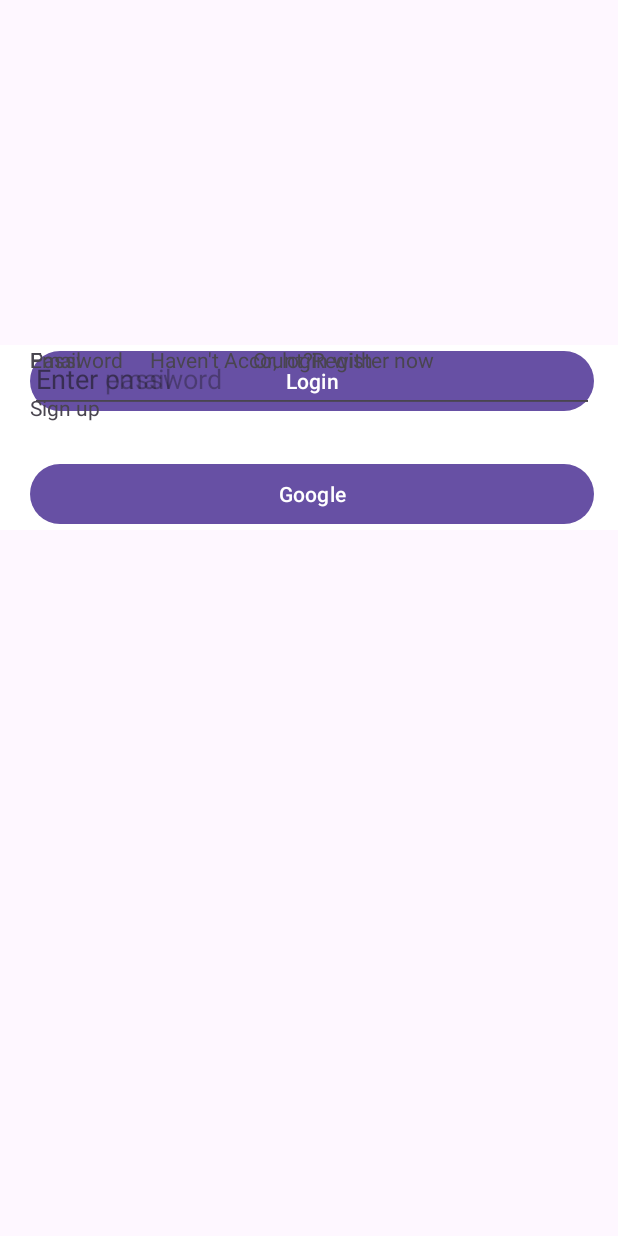
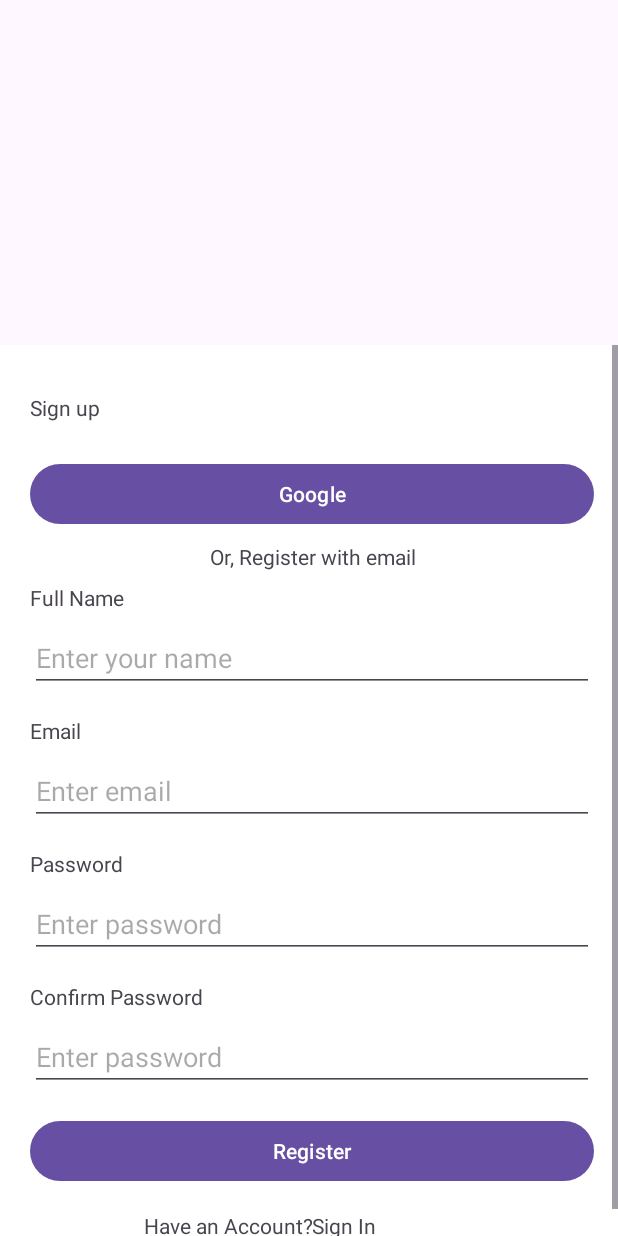
Before and after one commit to JoeTP/Cheffy, an Android app: the RegisterFragment screen opened through its navigation route, on a phone screen of 412 x 824 dp. Run offline under Robolectric (Android 15) with nearby library versions, the phone set to English and light mode, and no system bars.

Commit message:
fixed login and register fragments (scrollable)

```diff
--- a/app/src/main/res/layout/fragment_register.xml
+++ b/app/src/main/res/layout/fragment_register.xml
@@ -1,5 +1,4 @@
 <?xml version="1.0" encoding="utf-8"?>
-
 
 
 <androidx.constraintlayout.widget.ConstraintLayout xmlns:android="http://schemas.android.com/apk/res/android"
@@ -32,139 +31,170 @@
         <androidx.constraintlayout.widget.ConstraintLayout
             android:layout_width="match_parent"
             android:layout_height="wrap_content"
-            android:background="@color/white">
+            android:background="@color/white"
+            android:paddingBottom="16dp">
 
-            <EditText
-                android:id="@+id/etEmail3"
+            <TextView
+                android:id="@+id/tvLogin"
                 android:layout_width="0dp"
                 android:layout_height="wrap_content"
-                android:ems="10"
-                android:hint="Enter your name"
-                android:inputType="text"
+                android:layout_marginTop="32dp"
+                android:text="@string/sign_up"
                 app:layout_constraintEnd_toStartOf="@+id/guideline3"
                 app:layout_constraintStart_toStartOf="@+id/guideline4"
-                tools:layout_editor_absoluteY="187dp" />
-
-            <TextView
-                android:id="@+id/tvEmail3"
-                android:layout_width="0dp"
-                android:layout_height="wrap_content"
-                android:text="Full Name"
-                app:layout_constraintEnd_toStartOf="@+id/guideline3"
-                app:layout_constraintStart_toStartOf="@+id/guideline4"
-                tools:layout_editor_absoluteY="159dp" />
-
-            <com.google.android.material.button.MaterialButton
-                android:id="@+id/btnLogin"
-                android:layout_width="0dp"
-                android:layout_height="wrap_content"
-                android:text="Login"
-                app:layout_constraintEnd_toStartOf="@+id/guideline3"
-                app:layout_constraintStart_toStartOf="@+id/guideline4"
-
-                tools:layout_editor_absoluteX="16dp"
-                tools:layout_editor_absoluteY="424dp" />
+                app:layout_constraintTop_toTopOf="parent"
+                />
 
             <com.google.android.material.button.MaterialButton
                 android:id="@+id/btnLoginGoogle"
                 android:layout_width="0dp"
                 android:layout_height="wrap_content"
                 android:layout_marginTop="24dp"
-                android:text="Google"
+                android:text="@string/google"
                 app:layout_constraintEnd_toStartOf="@+id/guideline3"
                 app:layout_constraintStart_toStartOf="@+id/guideline4"
-                app:layout_constraintTop_toBottomOf="@+id/tvLogin" />
+                app:layout_constraintTop_toBottomOf="@+id/tvLogin"/>
 
             <TextView
                 android:id="@+id/textView8"
                 android:layout_width="0dp"
                 android:layout_height="wrap_content"
-                android:text="Or, login with"
+                android:layout_marginTop="8dp"
+                android:text="@string/or_register_with_email"
                 android:textAlignment="center"
                 app:layout_constraintEnd_toStartOf="@+id/guideline3"
                 app:layout_constraintStart_toStartOf="@+id/guideline4"
-                tools:layout_editor_absoluteY="132dp" />
+                app:layout_constraintTop_toBottomOf="@+id/btnLoginGoogle" />
 
             <TextView
-                android:id="@+id/tvLogin"
+                android:id="@+id/tvEmail3"
                 android:layout_width="0dp"
                 android:layout_height="wrap_content"
-                android:layout_marginTop="32dp"
-                android:text="Sign up"
+                android:layout_marginTop="8dp"
+                android:text="@string/full_name"
                 app:layout_constraintEnd_toStartOf="@+id/guideline3"
                 app:layout_constraintStart_toStartOf="@+id/guideline4"
-                app:layout_constraintTop_toTopOf="parent" />
+                app:layout_constraintTop_toBottomOf="@+id/textView8" />
+
+            <EditText
+                android:id="@+id/etEmail3"
+                android:layout_width="0dp"
+                android:layout_height="wrap_content"
+                android:layout_marginTop="8dp"
+                android:ems="10"
+                android:hint="@string/enter_your_name"
+                android:inputType="text"
+                app:layout_constraintEnd_toStartOf="@+id/guideline3"
+                app:layout_constraintStart_toStartOf="@+id/guideline4"
+                app:layout_constraintTop_toBottomOf="@+id/tvEmail3" />
+
+
+            <TextView
+                android:id="@+id/tvEmail"
+                android:layout_width="0dp"
+                android:layout_height="wrap_content"
+                android:layout_marginTop="16dp"
+                android:text="@string/email"
+                app:layout_constraintEnd_toStartOf="@+id/guideline3"
+                app:layout_constraintStart_toStartOf="@+id/guideline4"
+                app:layout_constraintTop_toBottomOf="@+id/etEmail3" />
+
+            <EditText
+                android:id="@+id/etEmail"
+                android:layout_width="0dp"
+                android:layout_height="wrap_content"
+                android:layout_marginTop="8dp"
+                android:ems="10"
+                android:hint="@string/enter_email"
+                android:inputType="textEmailAddress"
+                app:layout_constraintEnd_toStartOf="@+id/guideline3"
+                app:layout_constraintStart_toStartOf="@+id/guideline4"
+                app:layout_constraintTop_toBottomOf="@+id/tvEmail" />
+
+            <TextView
+                android:id="@+id/tvPassword"
+                android:layout_width="0dp"
+                android:layout_height="wrap_content"
+                android:layout_marginTop="16dp"
+                android:text="@string/password"
+                app:layout_constraintEnd_toStartOf="@+id/guideline3"
+                app:layout_constraintStart_toStartOf="@+id/guideline4"
+                app:layout_constraintTop_toBottomOf="@+id/etEmail" />
 
             <EditText
                 android:id="@+id/etPassword"
                 android:layout_width="0dp"
                 android:layout_height="wrap_content"
+                android:layout_marginTop="8dp"
                 android:ems="10"
-                android:hint="Enter password"
+                android:hint="@string/enter_password"
                 android:inputType="textPassword"
                 app:layout_constraintEnd_toStartOf="@+id/guideline3"
                 app:layout_constraintStart_toStartOf="@+id/guideline4"
+                app:layout_constraintTop_toBottomOf="@+id/tvPassword" />
 
-                tools:layout_editor_absoluteX="16dp"
-                tools:layout_editor_absoluteY="363dp" />
+            <TextView
+                android:id="@+id/tvConfirmPassword"
+                android:layout_width="0dp"
+                android:layout_height="wrap_content"
+                android:layout_marginTop="16dp"
+                android:text="@string/confirm_password"
+                app:layout_constraintEnd_toStartOf="@+id/guideline3"
+                app:layout_constraintStart_toStartOf="@+id/guideline4"
+                app:layout_constraintTop_toBottomOf="@+id/etPassword"
+
+                />
 
             <EditText
-                android:id="@+id/etEmail"
+                android:id="@+id/etConfirmPassword"
                 android:layout_width="0dp"
                 android:layout_height="wrap_content"
+                android:layout_marginTop="8dp"
                 android:ems="10"
-                android:hint="Enter email"
-                android:inputType="text"
+                android:hint="@string/enter_password"
+                android:inputType="textPassword"
                 app:layout_constraintEnd_toStartOf="@+id/guideline3"
                 app:layout_constraintStart_toStartOf="@+id/guideline4"
+                app:layout_constraintTop_toBottomOf="@+id/tvConfirmPassword"
+                />
 
-                tools:layout_editor_absoluteX="16dp"
-                tools:layout_editor_absoluteY="275dp" />
+
+            <com.google.android.material.button.MaterialButton
+                android:id="@+id/btnRegister"
+                android:layout_width="0dp"
+                android:layout_height="wrap_content"
+                android:layout_marginTop="16dp"
+                android:text="@string/register"
+                app:layout_constraintEnd_toStartOf="@+id/guideline3"
+                app:layout_constraintStart_toStartOf="@+id/guideline4"
+                app:layout_constraintTop_toBottomOf="@+id/etConfirmPassword"
+                />
+
 
             <TextView
-                android:id="@+id/tvPassword"
+                android:id="@+id/textView7"
                 android:layout_width="0dp"
                 android:layout_height="wrap_content"
-                android:text="Password"
-                app:layout_constraintEnd_toStartOf="@+id/guideline3"
+                android:layout_marginTop="16dp"
+                android:text="@string/have_an_account"
+                android:textAlignment="textEnd"
+                app:layout_constraintEnd_toStartOf="@+id/tvRegister"
                 app:layout_constraintStart_toStartOf="@+id/guideline4"
-
-                tools:layout_editor_absoluteX="16dp"
-                tools:layout_editor_absoluteY="336dp" />
-
-            <TextView
-                android:id="@+id/tvEmail"
-                android:layout_width="0dp"
-                android:layout_height="wrap_content"
-                android:text="Email"
-                app:layout_constraintEnd_toStartOf="@+id/guideline3"
-                app:layout_constraintStart_toStartOf="@+id/guideline4"
-
-                tools:layout_editor_absoluteX="27dp"
-                tools:layout_editor_absoluteY="253dp" />
+                app:layout_constraintTop_toBottomOf="@+id/btnRegister"
+                />
 
             <TextView
                 android:id="@+id/tvRegister"
                 android:layout_width="0dp"
                 android:layout_height="wrap_content"
-                android:text="Register now"
+                android:text="@string/sign_in"
                 android:textAlignment="textStart"
                 app:layout_constraintEnd_toStartOf="@+id/guideline3"
                 app:layout_constraintStart_toEndOf="@+id/textView7"
+                app:layout_constraintTop_toTopOf="@+id/textView7"
+                />
 
-                tools:layout_editor_absoluteX="210dp"
-                tools:layout_editor_absoluteY="488dp" />
 
-            <TextView
-                android:id="@+id/textView7"
-                android:layout_width="0dp"
-                android:layout_height="wrap_content"
-                android:text="@string/haven_t_account"
-                android:textAlignment="textEnd"
-                app:layout_constraintEnd_toStartOf="@+id/tvRegister"
-
-                app:layout_constraintStart_toStartOf="@+id/guideline4"
-                tools:layout_editor_absoluteY="488dp" />
 
             <androidx.constraintlayout.widget.Guideline
                 android:id="@+id/guideline3"
--- a/app/src/main/res/values/strings.xml
+++ b/app/src/main/res/values/strings.xml
@@ -14,4 +14,20 @@
     <string name="haven_t_account">Haven\'t Account?</string>
     <!-- TODO: Remove or change this placeholder text -->
     <string name="hello_blank_fragment">Hello blank fragment</string>
+    <string name="register">Register</string>
+    <string name="register_now">Register now</string>
+    <string name="or_login_with">Or, login with</string>
+    <string name="full_name">Full Name</string>
+    <string name="or_register_with_email">Or, Register with email</string>
+    <string name="enter_your_name">Enter your name</string>
+    <string name="email">Email</string>
+    <string name="enter_email">Enter email</string>
+    <string name="password">Password</string>
+    <string name="enter_password">Enter password</string>
+    <string name="confirm_password">Confirm Password</string>
+    <string name="have_an_account">Have an Account?</string>
+    <string name="sign_in">Sign In</string>
+    <string name="sign_up">Sign up</string>
+    <string name="google">Google</string>
+    <string name="login">Login</string>
 </resources>
```
Also changed, not shown: app/src/main/res/layout/fragment_login.xml (+95 -76 lines).
